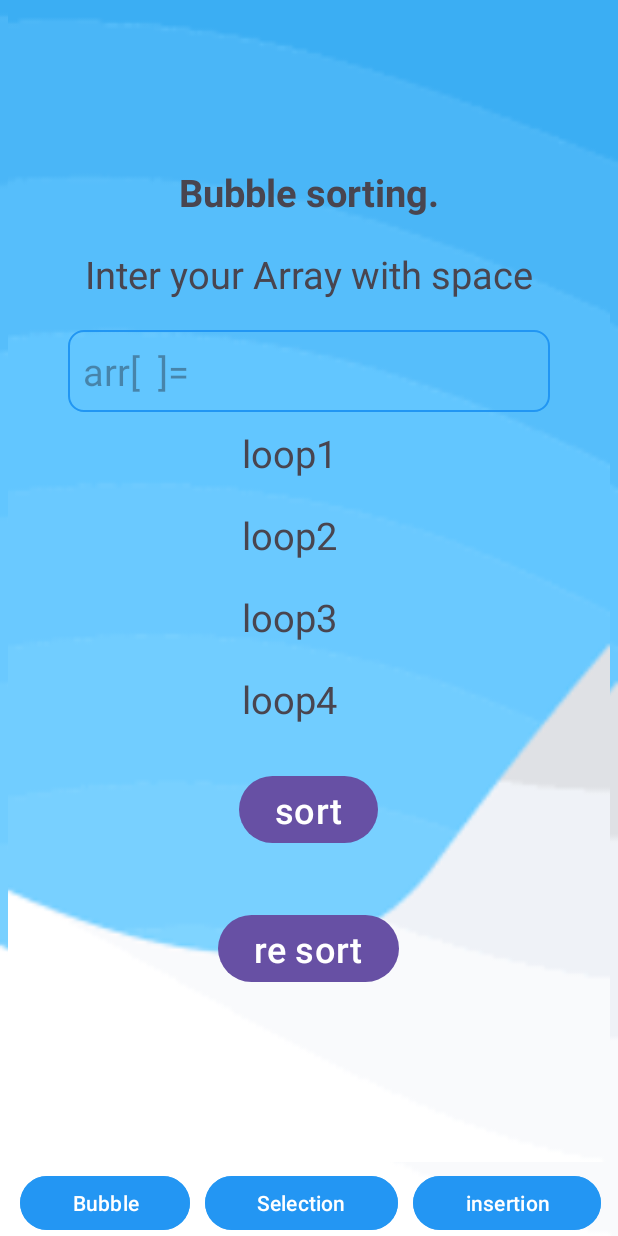
After one commit to w15147m/All_In_one, an Android app: the Bubble screen opened directly, with no data from a screen before it, on a phone screen of 412 x 824 dp. The commit adds this screen. Run offline under Robolectric (Android 15) with nearby library versions, the phone set to English and light mode, and no system bars.

Commit message:
bubble sort done

```diff
--- a/app/src/main/java/com/example/all_in_one/R_S_L/Recycleview.java
+++ b/app/src/main/java/com/example/all_in_one/R_S_L/Recycleview.java
@@ -39,9 +39,9 @@ public class Recycleview extends Fragment {
 
         recyclerView=view.findViewById(R.id.recview);
 
-//        recyclerView.setLayoutManager(new LinearLayoutManager(getContext()));
-           GridLayoutManager gridLayoutManager = new GridLayoutManager(getContext(),2);
-           recyclerView.setLayoutManager(gridLayoutManager);
+        recyclerView.setLayoutManager(new LinearLayoutManager(getContext()));
+//           GridLayoutManager gridLayoutManager = new GridLayoutManager(getContext(),2);
+//           recyclerView.setLayoutManager(gridLayoutManager);
         dataholder=new ArrayList<>();
         datamodel ob1=new datamodel(R.drawable.angular,"Angular","Web Application");
         dataholder.add(ob1);
--- a/app/src/main/java/com/example/all_in_one/R_S_L/S_R_L_View.java
+++ b/app/src/main/java/com/example/all_in_one/R_S_L/S_R_L_View.java
@@ -60,8 +60,6 @@ public class S_R_L_View extends AppCompatActivity {
         }else {
 
             tscroll.replace(R.id.s_R_L_contaner,fragment);
-
-
         }
         tscroll.commit();
 
--- a/app/src/main/java/com/example/all_in_one/R_S_L/listview.java
+++ b/app/src/main/java/com/example/all_in_one/R_S_L/listview.java
@@ -80,6 +80,7 @@ public class listview extends Fragment {
         arrSName.add("cnic card");
         arrSName.add("Atm card");
         arrSName.add("school card");
+
         arrSName.add("voter card ");
         arrSName.add("Driving license card");
         arrSName.add("Rastion card");
--- /dev/null
+++ b/app/src/main/java/com/example/all_in_one/sorting/Bubble.java
@@ -0,0 +1,114 @@
+package com.example.all_in_one.sorting;
+
+import android.os.Bundle;
+import android.view.LayoutInflater;
+import android.view.View;
+import android.view.ViewGroup;
+import android.widget.Button;
+import android.widget.EditText;
+import android.widget.TextView;
+
+import androidx.fragment.app.Fragment;
+
+import com.example.all_in_one.R;
+
+import java.util.Arrays;
+
+
+public class Bubble extends Fragment {
+    TextView loop1, loop2, loop3, loop4;
+    Button btn, rbtn;
+    EditText eidtarr;
+
+    public Bubble() {
+        // Required empty public constructor
+    }
+
+
+    @Override
+    public View onCreateView(LayoutInflater inflater, ViewGroup container,
+                             Bundle savedInstanceState) {
+        // Inflate the layout for this fragment
+        View view = inflater.inflate(R.layout.fragment_bubble, container, false);
+
+        loop1 = view.findViewById(R.id.loop1);
+        loop2 = view.findViewById(R.id.loop2);
+        loop3 = view.findViewById(R.id.loop3);
+        loop4 = view.findViewById(R.id.loop4);
+        btn = view.findViewById(R.id.btn);
+        rbtn = view.findViewById(R.id.Rbtn);
+        eidtarr = view.findViewById(R.id.arr);
+        loop1.setText(" ");
+        loop2.setText(" ");
+        loop3.setText(" ");
+        loop4.setText(" ");
+        btn.setOnClickListener(new View.OnClickListener() {
+            @Override
+            public void onClick(View view) {
+                String newarray = eidtarr.getText().toString();
+                int[] array = method(newarray);
+                int arr[] = array;
+
+                for (int i = 0; i < arr.length - 1; i++) {
+                    for (int j = 0; j < arr.length - i - 1; j++) {
+
+                        if (arr[j] > arr[j + 1]) {
+                            int tamp = arr[j];
+                            arr[j] = arr[j + 1];
+                            arr[j + 1] = tamp;
+                        }
+                        printarray(arr, i);
+                    }
+
+
+                }
+
+
+                // printing the string
+//                String str = Arrays.toString(array).replaceAll("\\[|\\]", "");
+//                loop1.setText(" : " + str);
+
+
+            }
+        });
+        rbtn.setOnClickListener(new View.OnClickListener() {
+            @Override
+            public void onClick(View view) {
+
+                loop1.setText(" ");
+                loop2.setText(" ");
+                loop3.setText(" ");
+                loop4.setText(" ");
+            }
+        });
+        return view;
+    }
+    private void printarray(int[] arr, int i) {
+        if (i == 0) {
+            String str = Arrays.toString(arr).replaceAll("\\[|\\]", "");
+            loop1.setText(" : " + str);
+
+        } else if (i == 1) {
+            String str = Arrays.toString(arr).replaceAll("\\[|\\]", "");
+            loop2.setText(" : " + str);
+        } else if (i == 2) {
+            String str = Arrays.toString(arr).replaceAll("\\[|\\]", "");
+            loop3.setText(" : " + str);
+        } else if (i == 3) {
+            String str = Arrays.toString(arr).replaceAll("\\[|\\]", "");
+            loop4.setText(" : " + str);
+        }
+    }
+
+    static int[] method(String str) {
+
+        String[] splitArray = str.split(" ");
+        int[] array = new int[splitArray.length];
+
+
+        for (int i = 0; i < splitArray.length; i++) {
+            array[i] = Integer.parseInt(splitArray[i]);
+        }
+        return array;
+    }
+}
--- /dev/null
+++ b/app/src/main/java/com/example/all_in_one/sorting/sorting.java
@@ -0,0 +1,64 @@
+package com.example.all_in_one.sorting;
+
+import android.os.Bundle;
+import android.view.View;
+import android.widget.Button;
+
+import androidx.appcompat.app.AppCompatActivity;
+import androidx.fragment.app.Fragment;
+import androidx.fragment.app.FragmentManager;
+import androidx.fragment.app.FragmentTransaction;
+
+import com.example.all_in_one.R;
+
+public class sorting extends AppCompatActivity {
+    Button bubblel, selection, insertion;
+
+    @Override
+    protected void onCreate(Bundle savedInstanceState) {
+        super.onCreate(savedInstanceState);
+        setContentView(R.layout.activity_sorting);
+        bubblel = findViewById(R.id.bubblel);
+        selection = findViewById(R.id.selection);
+        insertion = findViewById(R.id.insertion);
+        openfragment(new Bubble(), 0);
+       selection.setOnClickListener(new View.OnClickListener() {
+            @Override
+            public void onClick(View view) {
+                openfragment(new selection(), 1);
+
+            }
+        });
+        bubblel.setOnClickListener(new View.OnClickListener() {
+            @Override
+            public void onClick(View view) {
+                openfragment(new Bubble(), 1);
+
+            }
+        });
+        insertion.setOnClickListener(new View.OnClickListener() {
+            @Override
+            public void onClick(View view) {
+                openfragment(new insertinon(), 1);
+
+            }
+        });
+
+    }
+
+    private void openfragment(Fragment fragment, int num) {
+        FragmentManager fg = getSupportFragmentManager();
+        FragmentTransaction ft = fg.beginTransaction();
+
+        if(num==0){
+            ft.add(R.id.sorting,fragment);
+        }else {
+
+            ft.replace(R.id.sorting,fragment);
+
+
+        }
+        ft.commit();
+
+    }
+}
--- /dev/null
+++ b/app/src/main/res/drawable/round_border1.xml
@@ -0,0 +1,8 @@
+<?xml version="1.0" encoding="utf-8"?>
+<shape xmlns:android="http://schemas.android.com/apk/res/android"
+    android:shape="rectangle">
+    <stroke
+        android:width="1.5dp"
+        android:color="#2196F3" />
+    <corners android:radius="10dp" />
+</shape>
--- /dev/null
+++ b/app/src/main/res/layout/activity_sorting.xml
@@ -0,0 +1,58 @@
+<?xml version="1.0" encoding="utf-8"?>
+<LinearLayout xmlns:android="http://schemas.android.com/apk/res/android"
+    xmlns:app="http://schemas.android.com/apk/res-auto"
+    xmlns:tools="http://schemas.android.com/tools"
+    android:layout_width="match_parent"
+    android:orientation="vertical"
+    android:gravity="center"
+    android:background="@drawable/imagesback"
+    android:layout_height="match_parent"
+    tools:context=".sorting.sorting">
+    <FrameLayout
+        android:id="@+id/sorting"
+        android:layout_width="match_parent"
+        android:layout_height="match_parent"
+        android:layout_weight="12"
+        android:layout_margin="5dp"
+        ></FrameLayout>
+    <LinearLayout
+        android:layout_width="match_parent"
+        android:layout_height="wrap_content"
+        android:layout_weight="1"
+        android:layout_gravity="bottom"
+        android:layout_marginHorizontal="5dp"
+        >
+
+        <Button
+            android:id="@+id/bubblel"
+            android:layout_width="wrap_content"
+            android:layout_height="wrap_content"
+            android:layout_marginLeft="8dp"
+            android:layout_weight="1"
+            android:backgroundTint="#E82196F3"
+            android:text="Bubble"
+            tools:ignore="TouchTargetSizeCheck"/>
+        <Button
+            android:id="@+id/selection"
+            android:layout_width="wrap_content"
+            android:layout_height="wrap_content"
+            android:layout_marginHorizontal="10dp"
+            android:layout_weight="1"
+            android:backgroundTint="#E82196F3"
+            android:text="Selection"
+            tools:ignore="TouchTargetSizeCheck"/>
+        <Button
+            android:id="@+id/insertion"
+            android:layout_width="wrap_content"
+            android:layout_height="wrap_content"
+            android:layout_marginRight="6dp"
+            android:layout_weight="1"
+            android:backgroundTint="#E82196F3"
+            android:text="insertion"
+            tools:ignore="TouchTargetSizeCheck">
+        </Button>
+
+    </LinearLayout>
+
+
+</LinearLayout>
--- /dev/null
+++ b/app/src/main/res/layout/fragment_bubble.xml
@@ -0,0 +1,151 @@
+<?xml version="1.0" encoding="utf-8"?>
+<LinearLayout xmlns:android="http://schemas.android.com/apk/res/android"
+    xmlns:tools="http://schemas.android.com/tools"
+    android:layout_width="match_parent"
+    android:layout_height="match_parent"
+    android:background="@drawable/imagesback"
+    android:gravity="center"
+    android:orientation="vertical"
+    tools:context=".sorting.Bubble">
+
+
+    <TextView
+        android:layout_width="wrap_content"
+        android:layout_height="wrap_content"
+        android:layout_margin="10dp"
+        android:text="Bubble sorting."
+        android:textSize="25sp"
+        android:textStyle="bold" />
+
+    <TextView
+
+        android:layout_width="wrap_content"
+        android:layout_height="wrap_content"
+        android:layout_margin="10dp"
+        android:text="Inter your Array with space"
+        android:textSize="25sp" />
+
+    <EditText
+        android:id="@+id/arr"
+        android:layout_width="match_parent"
+        android:layout_height="wrap_content"
+        android:layout_marginHorizontal="40dp"
+        android:layout_marginTop="10dp"
+        android:background="@drawable/round_border1"
+        android:hint="arr[  ]="
+        android:maxLength="10"
+        android:padding="10dp"
+        android:textSize="25sp" />
+
+    <LinearLayout
+        android:layout_width="match_parent"
+        android:layout_height="wrap_content"
+        android:layout_marginHorizontal="20dp"
+        android:gravity="center"
+        android:orientation="horizontal">
+
+        <TextView
+
+            android:layout_width="wrap_content"
+            android:layout_height="wrap_content"
+            android:layout_margin="10dp"
+            android:text="loop1"
+            android:textSize="25sp" />
+
+        <TextView
+            android:id="@+id/loop1"
+            android:layout_width="wrap_content"
+            android:layout_height="wrap_content"
+            android:layout_margin="10dp"
+            android:text="sort"
+            android:textSize="25sp" />
+    </LinearLayout>
+
+    <LinearLayout
+        android:layout_width="match_parent"
+        android:layout_height="wrap_content"
+        android:layout_marginHorizontal="20dp"
+        android:gravity="center"
+        android:orientation="horizontal">
+
+        <TextView
+
+            android:layout_width="wrap_content"
+            android:layout_height="wrap_content"
+            android:layout_margin="10dp"
+            android:text="loop2"
+            android:textSize="25sp" />
+
+        <TextView
+            android:id="@+id/loop2"
+            android:layout_width="wrap_content"
+            android:layout_height="wrap_content"
+            android:layout_margin="10dp"
+            android:text="sort"
+            android:textSize="25sp" />
+    </LinearLayout>
+
+    <LinearLayout
+        android:layout_width="match_parent"
+        android:layout_height="wrap_content"
+        android:layout_marginHorizontal="20dp"
+        android:gravity="center"
+        android:orientation="horizontal">
+
+        <TextView
+
+            android:layout_width="wrap_content"
+            android:layout_height="wrap_content"
+            android:layout_margin="10dp"
+            android:text="loop3"
+            android:textSize="25sp" />
+
+        <TextView
+            android:id="@+id/loop3"
+            android:layout_width="wrap_content"
+            android:layout_height="wrap_content"
+            android:layout_margin="10dp"
+            android:text="sort"
+            android:textSize="25sp" />
+    </LinearLayout>
+
+    <LinearLayout
+        android:layout_width="match_parent"
+        android:layout_height="wrap_content"
+        android:layout_marginHorizontal="20dp"
+        android:gravity="center"
+        android:orientation="horizontal">
+
+        <TextView
+
+            android:layout_width="wrap_content"
+            android:layout_height="wrap_content"
+            android:layout_margin="10dp"
+            android:text="loop4"
+            android:textSize="25sp" />
+
+        <TextView
+            android:id="@+id/loop4"
+            android:layout_width="wrap_content"
+            android:layout_height="wrap_content"
+            android:layout_margin="10dp"
+            android:text="sort"
+            android:textSize="25sp" />
+    </LinearLayout>
+
+    <Button
+        android:id="@+id/btn"
+        android:layout_width="wrap_content"
+        android:layout_height="wrap_content"
+        android:layout_margin="20dp"
+        android:text="sort"
+        android:textSize="24sp" />
+
+    <Button
+        android:id="@+id/Rbtn"
+        android:layout_width="wrap_content"
+        android:layout_height="wrap_content"
+        android:layout_margin="20dp"
+        android:text="re sort"
+        android:textSize="24sp" />
+</LinearLayout>
```
Also changed, not shown: app/src/main/AndroidManifest.xml (+16 -13 lines), app/src/main/java/com/example/all_in_one/MainActivity2.java (+18 -8 lines), app/src/main/java/com/example/all_in_one/sorting/insertinon.java (added, +66 -0 lines), app/src/main/java/com/example/all_in_one/sorting/selection.java (added, +66 -0 lines), app/src/main/res/layout/activity_main2.xml (+55 -20 lines), app/src/main/res/layout/fragment_insertinon.xml (added, +15 -0 lines), app/src/main/res/layout/fragment_selection.xml (added, +15 -0 lines), app/src/main/res/drawable/sort.png (added).
